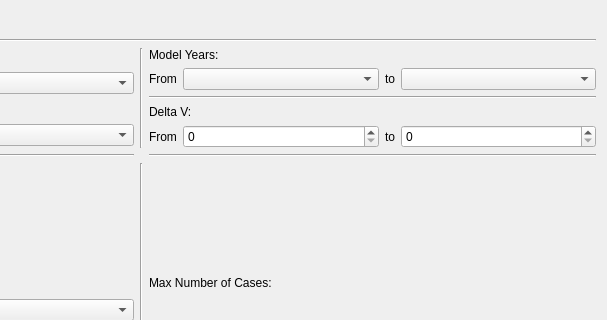
The window that src/app/ui/ScrapeMenu.ui (caden-maxwell/nhtsa-scrape) describes before a commit, drawn with Qt 5; both pictures show x 325 to 932 and y 0 to 320 of the 932 by 593 pixel window.
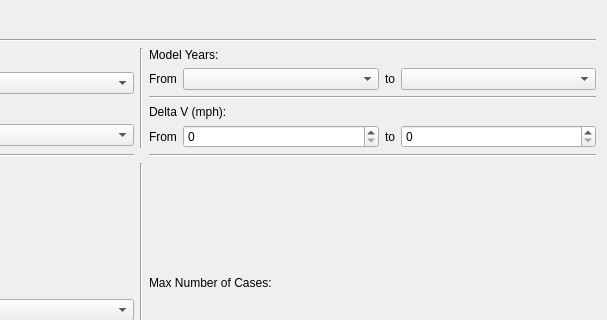
The same window after the commit.

Diff of the .ui file:
```diff
--- a/src/app/ui/ScrapeMenu.ui
+++ b/src/app/ui/ScrapeMenu.ui
@@ -118,7 +118,7 @@
           </sizepolicy>
          </property>
          <property name="text">
-          <string>Delta V:</string>
+          <string>Delta V (mph):</string>
          </property>
         </widget>
        </item>
```
